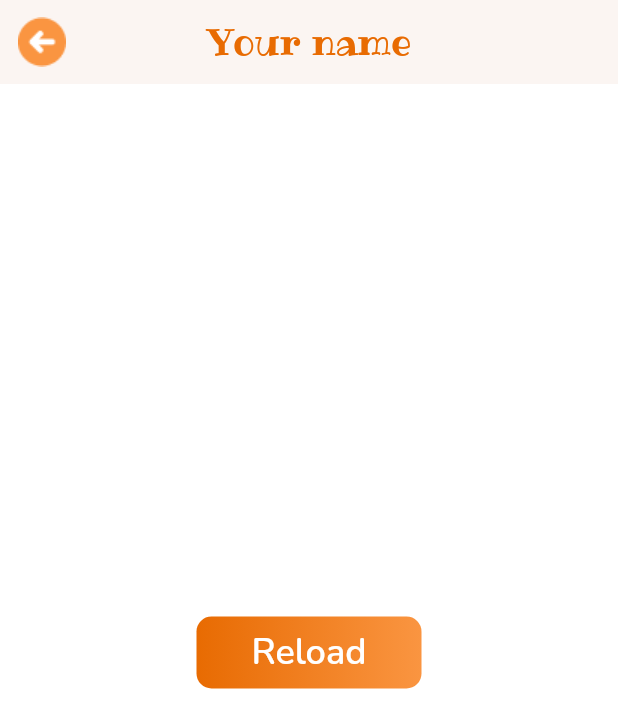
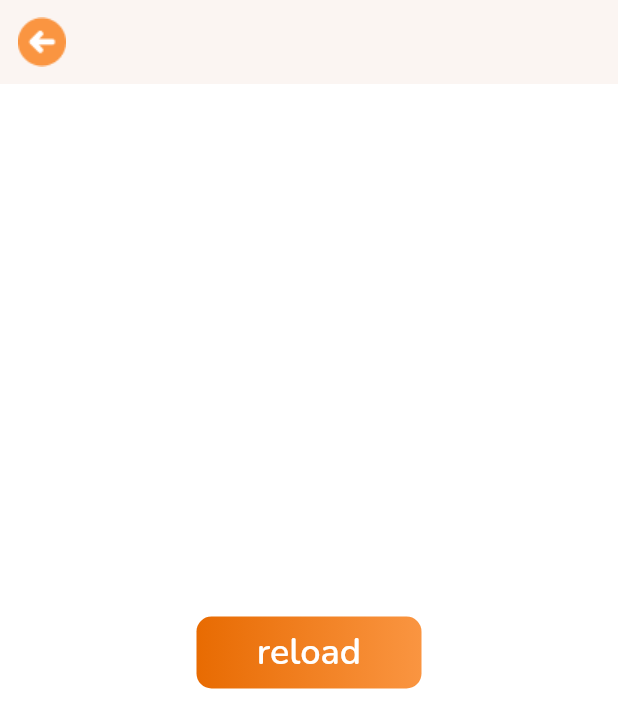
Before and after one commit to Khuslee2134/flutter_summer_course_tornado, a Flutter app: the TaskPage screen opened directly, on a phone screen of 412 x 824 dp. Shown: the top 728 px of the screen. Run offline on Flutter 3.47's test engine with Material 2 defaults, Android fonts, the phone set to English and light mode, and no system bars.

Commit message:
add: Wordfind

```diff
--- a/wordfind_app/lib/Task_page.dart
+++ b/wordfind_app/lib/Task_page.dart
@@ -1,4 +1,6 @@
 import 'package:flutter/material.dart';
+import 'package:wordfind_app/input_field.dart';
+
 class TaskPage extends StatefulWidget {
   const TaskPage({super.key});
 
@@ -12,15 +14,24 @@ class _TaskPageState extends State<TaskPage> {
     return Scaffold(
       backgroundColor: Color(0xFFFBF5F2),
       appBar: AppBar(
-        leading: IconButton(icon: Image.asset('assets/arrow_back.png'), onPressed: () {},),
+        leading: IconButton(
+            icon: Image.asset('assets/arrow_back.png'),
+            onPressed: () {
+              Navigator.of(context).pop();
+            }),
         backgroundColor: Colors.transparent,
         elevation: 0,
         centerTitle: true,
-        title: Text('Your name', style: TextStyle(fontSize: 24, color: Color(0xFFE86B02)),),
+        title: Text(
+          '',
+          style: TextStyle(fontSize: 24, color: Color(0xFFE86B02)),
+        ),
       ),
       body: SafeArea(
         child: Column(
-          children: [Expanded(child: Container(
+          children: [
+            Expanded(
+              child: Container(
                 width: double.maxFinite,
                 padding: EdgeInsets.only(bottom: 10),
                 color: Colors.white,
@@ -31,12 +42,12 @@ class _TaskPageState extends State<TaskPage> {
                       gradient: LinearGradient(
                         begin: Alignment.centerLeft,
                         end: Alignment.centerRight,
-                    colors: [Color(0xFFE86b02),Color(0xFFFA9541)],
+                        colors: [Color(0xFFE86b02), Color(0xFFFA9541)],
                       ),
                       borderRadius: BorderRadius.circular(10),
                     ),
                     child: ElevatedButton(
-                  onPressed: (){},
+                      onPressed: () {},
                       style: ElevatedButton.styleFrom(
                         backgroundColor: Colors.transparent,
                         elevation: 0,
@@ -45,13 +56,18 @@ class _TaskPageState extends State<TaskPage> {
                         ),
                       ),
                       child: Text(
-                    'Reload',
-                    style: TextStyle(fontFamily: 'Nunito',fontSize: 24, fontWeight: FontWeight.w600),
+                        'reload',
+                        style: TextStyle(
+                            fontFamily: 'Nunito',
+                            fontSize: 24,
+                            fontWeight: FontWeight.w600),
                       ),
                     ),
                   ),
                 ),
-          ))],
+              ),
+            ),
+          ],
         ),
       ),
     );
--- /dev/null
+++ b/wordfind_app/lib/User_model.dart
@@ -0,0 +1,5 @@
+class User {
+  String userName;
+  int score;
+  User ({required this.userName , required this.score});
+}
--- a/wordfind_app/lib/main.dart
+++ b/wordfind_app/lib/main.dart
@@ -9,6 +9,6 @@ void main() {
       fontFamily: "Ribeye",
 
     ),
-    home: TaskPage(),
+    home: WelcomePage(),
   ));
 }
```
Also changed, not shown: wordfind_app/lib/Char_model.dart (added, +7 -0 lines), wordfind_app/lib/input_field.dart (+18 -4 lines), wordfind_app/lib/start_page.dart (+7 -4 lines). Lines whose indentation alone changed are shown as unchanged.
